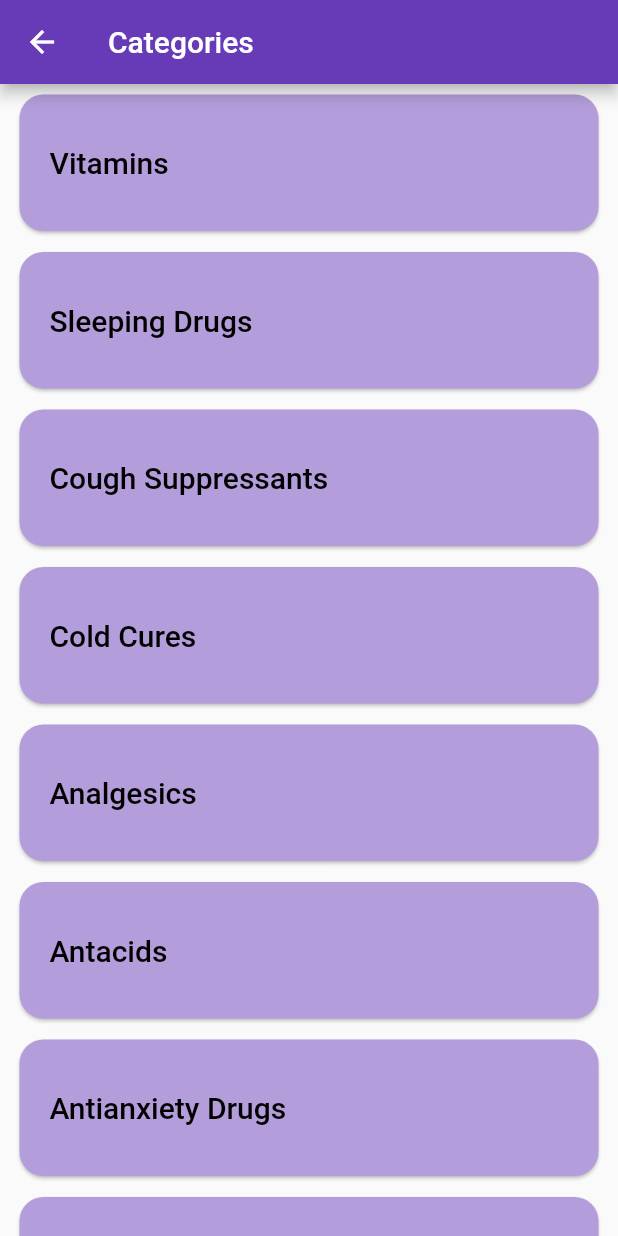
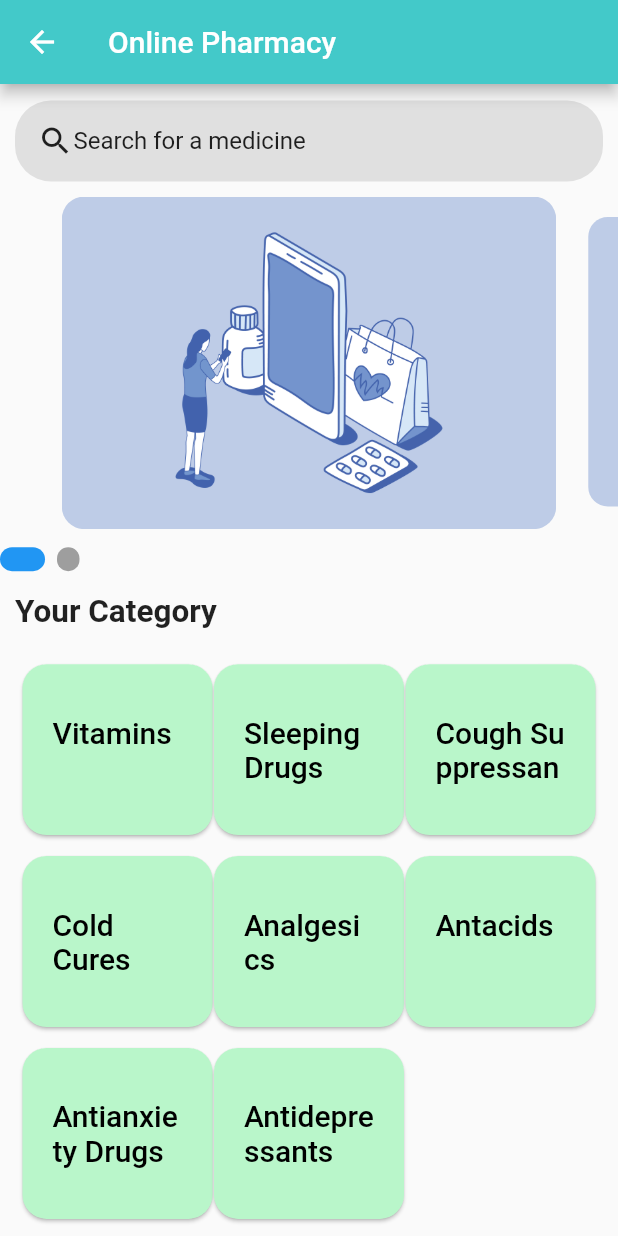
Before and after one commit to Ayaabq/pharma, a Flutter app: the CategoriesScreen screen opened directly, on a phone screen of 412 x 824 dp. Run offline on Flutter 3.47's test engine with Material 2 defaults, Android fonts, the light colour scheme and no system bars; drawn by our look-alikes of carousel_slider, smooth_page_indicator; our stand-ins replace animated_splash_screen, google_fonts, page_transition, simple_gradient_text; missing offline and left inert: regexpattern.

Commit message:
editing category screen Agaaain!

```diff
--- a/lib/screens/categories.dart
+++ b/lib/screens/categories.dart
@@ -5,9 +5,18 @@ import 'package:pharma/models/category.dart';
 import 'package:pharma/screens/medicines.dart';
 import 'package:pharma/widgets/category_grid_item.dart';
 
-class CategoriesScreen extends StatelessWidget {
+import 'package:carousel_slider/carousel_slider.dart';
+import 'package:smooth_page_indicator/smooth_page_indicator.dart';
+import 'package:carousel_slider/carousel_controller.dart';
+
+class CategoriesScreen extends StatefulWidget {
   const CategoriesScreen({super.key});
 
+  @override
+  State<CategoriesScreen> createState() => _CategoriesScreenState();
+}
+
+class _CategoriesScreenState extends State<CategoriesScreen> {
   void _selectCategory(BuildContext context, Category category) {
     final filteredMedicine = dummyMedicine
         .where(
@@ -24,20 +33,94 @@ class CategoriesScreen extends StatelessWidget {
     );
   }
 
+  int activeIndex = 0;
+  final controller = CarouselController();
+  final urlImages = [
+    'assets/images/digital_health.jpg',
+    'assets/images/digital_health.jpg',
+    // 'https://images.unsplash.com/photo-1612825173281-9a193378527e?ixlib=rb-1.2.1&ixid=MnwxMjA3fDB8MHxwaG90by1wYWdlfHx8fGVufDB8fHx8&auto=format&fit=crop&w=499&q=80',
+    // 'https://images.unsplash.com/photo-1580654712603-eb43273aff33?ixlib=rb-1.2.1&ixid=MnwxMjA3fDB8MHxwaG90by1wYWdlfHx8fGVufDB8fHx8&auto=format&fit=crop&w=1170&q=80',
+    // 'https://images.unsplash.com/photo-1627916607164-7b20241db935?ixlib=rb-1.2.1&ixid=MnwxMjA3fDB8MHxwaG90by1wYWdlfHx8fGVufDB8fHx8&auto=format&fit=crop&w=464&q=80',
+    // 'https://images.unsplash.com/photo-1522037576655-7a93ce0f4d10?ixlib=rb-1.2.1&ixid=MnwxMjA3fDB8MHxwaG90by1wYWdlfHx8fGVufDB8fHx8&auto=format&fit=crop&w=1170&q=80',
+    // 'https://images.unsplash.com/photo-1570829053985-56e661df1ca2?ixlib=rb-1.2.1&ixid=MnwxMjA3fDB8MHxwaG90by1wYWdlfHx8fGVufDB8fHx8&auto=format&fit=crop&w=1170&q=80',
+    //
+  ];
+
   @override
   Widget build(BuildContext context) {
     return Scaffold(
       appBar: AppBar(
         title: const Text(
-          'Categories',
+          'Online Pharmacy',
         ),
-        backgroundColor: Colors.deepPurple,
+        backgroundColor: Color.fromARGB(255, 67, 201, 201),
       ),
-      body: SingleChildScrollView(
-        padding: const EdgeInsets.symmetric(horizontal: 13),
-        child: Column(
+      body: Column(
         mainAxisAlignment: MainAxisAlignment.start,
-          crossAxisAlignment: CrossAxisAlignment.stretch,
+        crossAxisAlignment: CrossAxisAlignment.start,
+        children: [
+          Container(
+            width: double.infinity,
+            margin: EdgeInsets.fromLTRB(10, 11, 10, 0),
+            padding: EdgeInsets.all(15),
+            decoration: BoxDecoration(
+              borderRadius: BorderRadius.circular(24),
+              color: Colors.grey[300],
+            ),
+            child: Row(
+              children: [
+                Icon(
+                  Icons.search,
+                ),
+                Text(
+                  'Search for a medicine',
+                  style: TextStyle(fontSize: 16),
+                ),
+              ],
+            ),
+          ),
+          CarouselSlider.builder(
+              carouselController: controller,
+              itemCount: urlImages.length,
+              itemBuilder: (context, index, realIndex) {
+                final urlImage = urlImages[index];
+                return buildImage(urlImage, index);
+              },
+              options: CarouselOptions(
+                  autoPlay: false,
+                  enableInfiniteScroll: false,
+                  autoPlayAnimationDuration: Duration(seconds: 2),
+                  enlargeCenterPage: true,
+                  onPageChanged: (index, reason) =>
+                      setState(() => activeIndex = index))),
+          SizedBox(height: 12),
+          buildIndicator(),
+          // Padding(
+          //   padding: const EdgeInsets.fromLTRB(13, 11, 13, 1),
+          //   child: ClipRRect(
+          //     borderRadius: BorderRadius.circular(20),
+          //     child: Image(
+          //       image: AssetImage('images/digital_health.jpg'),
+          //     ),
+          //   ),
+          // ),
+          Container(
+            padding: EdgeInsets.fromLTRB(10, 15, 0, 0),
+            child: Text(
+              'Your Category',
+              textAlign: TextAlign.start,
+              style: TextStyle(fontWeight: FontWeight.bold, fontSize: 21),
+            ),
+          ),
+          Expanded(
+            child: GridView(
+              padding: const EdgeInsets.all(15),
+              gridDelegate: const SliverGridDelegateWithFixedCrossAxisCount(
+                crossAxisCount: 3,
+                childAspectRatio: 0.99,
+                crossAxisSpacing: 1,
+                mainAxisSpacing: 0,
+              ),
               children: [
                 for (final category in availableCategories)
                   CategoryGridItem(
@@ -52,6 +135,55 @@ class CategoriesScreen extends StatelessWidget {
               ],
             ),
           ),
+        ],
+      ),
+      // body: SingleChildScrollView(
+      //   padding: const EdgeInsets.symmetric(horizontal: 13),
+      //   child: Column(
+      //     mainAxisAlignment: MainAxisAlignment.start,
+      //     crossAxisAlignment: CrossAxisAlignment.stretch,
+      //     children: [
+      //       // Image(
+      //       //   image: NetworkImage(''),
+      //       // ),
+      //
+      //       for (final category in availableCategories)
+      //         CategoryGridItem(
+      //           category: category,
+      //           onSelectedCategory: () {
+      //             _selectCategory(
+      //               context,
+      //               category,
+      //             );
+      //           },
+      //         ),
+      //     ],
+      //   ),
+      // ),
     );
   }
+
+  Widget buildIndicator() => AnimatedSmoothIndicator(
+        onDotClicked: animateToSlide,
+        effect: ExpandingDotsEffect(
+          dotWidth: 15,
+          activeDotColor: Colors.blue,
+          expansionFactor: 2,
+        ),
+        activeIndex: activeIndex,
+        count: urlImages.length,
+      );
+
+  void animateToSlide(int index) => controller.animateToPage(index);
 }
+
+Widget buildImage(String urlImage, int index) => Container(
+    margin: EdgeInsets.fromLTRB(0, 10, 0, 0),
+    //padding: EdgeInsets.fromLTRB(0, 10, 0, 0),
+    child: ClipRRect(
+      borderRadius: BorderRadius.circular(15),
+      child: Image.asset(
+        urlImage,
+        fit: BoxFit.cover,
+      ),
+    ));
--- a/lib/widgets/category_grid_item.dart
+++ b/lib/widgets/category_grid_item.dart
@@ -15,7 +15,7 @@ class CategoryGridItem extends StatelessWidget {
     return Card(
         shape: RoundedRectangleBorder(borderRadius: BorderRadius.circular(16)),
         margin: const EdgeInsetsDirectional.symmetric(vertical: 7),
-        color: Colors.deepPurple[200],
+        color: Colors.greenAccent[100],
         child: InkWell(
           onTap: () {
             onSelectedCategory();
--- a/pubspec.yaml
+++ b/pubspec.yaml
@@ -41,6 +41,8 @@ dependencies:
   http: ^1.1.0
   dio: ^5.3.4
   google_fonts: ^6.1.0
+  carousel_slider: ^4.2.1
+  smooth_page_indicator: ^1.1.0
 
 
 dev_dependencies:
@@ -68,6 +70,7 @@ flutter:
   # To add assets to your application, add an assets section, like this:
   assets:
    - assets/images/
+   - assets/images/digital_health.jpg
   #   - images/a_dot_ham.jpeg
 
   # An image asset can refer to one or more resolution-specific "variants", see
```
Also changed, not shown: assets/images/digital_health.jpg (added), pubspec.lock. Lines whose indentation alone changed are shown as unchanged.
